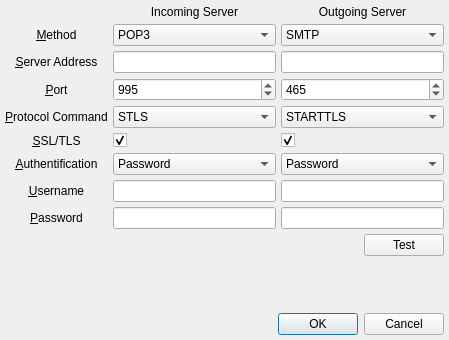
Before: the Qt Designer form UI/poptasticsettings.ui in xloem/spot-on-svn, drawn with Qt 5.
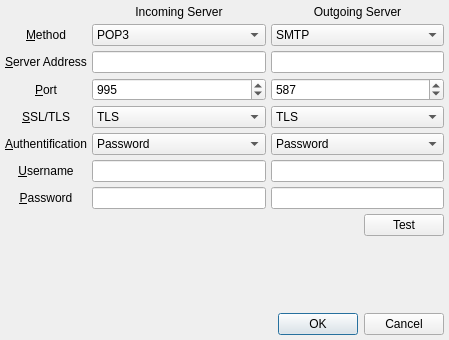
After: the same form once the commit is applied. Icons and pictures are not drawn.

What changed in the file:
```diff
--- a/UI/poptasticsettings.ui
+++ b/UI/poptasticsettings.ui
@@ -29,6 +29,9 @@
      <property name="spacing">
       <number>5</number>
      </property>
+     <item row="7" column="1">
+      <widget class="QLineEdit" name="in_username"/>
+     </item>
      <item row="1" column="3">
       <widget class="QComboBox" name="out_method">
        <property name="sizeAdjustPolicy">
@@ -42,58 +45,21 @@
       </widget>
      </item>
      <item row="7" column="3">
-      <widget class="QComboBox" name="out_authentication">
-       <property name="sizeAdjustPolicy">
-        <enum>QComboBox::AdjustToContents</enum>
-       </property>
-       <item>
-        <property name="text">
-         <string>Password</string>
-        </property>
-       </item>
-      </widget>
-     </item>
-     <item row="4" column="0">
-      <widget class="QLabel" name="label_5">
-       <property name="text">
-        <string>&amp;Port</string>
-       </property>
-       <property name="alignment">
-        <set>Qt::AlignCenter</set>
-       </property>
-       <property name="buddy">
-        <cstring>in_server_port</cstring>
-       </property>
-      </widget>
-     </item>
-     <item row="9" column="0">
-      <widget class="QLabel" name="label_9">
-       <property name="text">
-        <string>&amp;Password</string>
-       </property>
-       <property name="alignment">
-        <set>Qt::AlignCenter</set>
-       </property>
-       <property name="buddy">
-        <cstring>in_password</cstring>
-       </property>
-      </widget>
-     </item>
-     <item row="5" column="3">
-      <widget class="QComboBox" name="out_protocol_command">
-       <property name="sizeAdjustPolicy">
-        <enum>QComboBox::AdjustToContents</enum>
-       </property>
-       <item>
-        <property name="text">
-         <string>STARTTLS</string>
-        </property>
-       </item>
-      </widget>
-     </item>
-     <item row="8" column="3">
       <widget class="QLineEdit" name="out_username"/>
      </item>
+     <item row="4" column="3">
+      <widget class="QSpinBox" name="out_server_port">
+       <property name="minimum">
+        <number>1</number>
+       </property>
+       <property name="maximum">
+        <number>65535</number>
+       </property>
+       <property name="value">
+        <number>587</number>
+       </property>
+      </widget>
+     </item>
      <item row="1" column="0">
       <widget class="QLabel" name="label_10">
        <property name="text">
@@ -107,6 +73,22 @@
        </property>
       </widget>
      </item>
+     <item row="2" column="3">
+      <widget class="QLineEdit" name="out_server_address"/>
+     </item>
+     <item row="6" column="0">
+      <widget class="QLabel" name="label_7">
+       <property name="text">
+        <string>&amp;Authentification</string>
+       </property>
+       <property name="alignment">
+        <set>Qt::AlignCenter</set>
+       </property>
+       <property name="buddy">
+        <cstring>in_authentication</cstring>
+       </property>
+      </widget>
+     </item>
      <item row="1" column="1">
       <widget class="QComboBox" name="in_method">
        <property name="sizeAdjustPolicy">
@@ -119,94 +101,6 @@
        </item>
       </widget>
      </item>
-     <item row="0" column="1">
-      <widget class="QLabel" name="label">
-       <property name="text">
-        <string>Incoming Server</string>
-       </property>
-       <property name="alignment">
-        <set>Qt::AlignCenter</set>
-       </property>
-      </widget>
-     </item>
-     <item row="0" column="3">
-      <widget class="QLabel" name="label_2">
-       <property name="text">
-        <string>Outgoing Server</string>
-       </property>
-       <property name="alignment">
-        <set>Qt::AlignCenter</set>
-       </property>
-      </widget>
-     </item>
-     <item row="9" column="1">
-      <widget class="QLineEdit" name="in_password"/>
-     </item>
-     <item row="8" column="0">
-      <widget class="QLabel" name="label_8">
-       <property name="text">
-        <string>&amp;Username</string>
-       </property>
-       <property name="alignment">
-        <set>Qt::AlignCenter</set>
-       </property>
-       <property name="buddy">
-        <cstring>in_username</cstring>
-       </property>
-      </widget>
-     </item>
-     <item row="7" column="1">
-      <widget class="QComboBox" name="in_authentication">
-       <property name="sizeAdjustPolicy">
-        <enum>QComboBox::AdjustToContents</enum>
-       </property>
-       <item>
-        <property name="text">
-         <string>Password</string>
-        </property>
-       </item>
-      </widget>
-     </item>
-     <item row="5" column="0">
-      <widget class="QLabel" name="label_6">
-       <property name="text">
-        <string>&amp;Protocol Command</string>
-       </property>
-       <property name="alignment">
-        <set>Qt::AlignCenter</set>
-       </property>
-       <property name="buddy">
-        <cstring>in_protocol_command</cstring>
-       </property>
-      </widget>
-     </item>
-     <item row="8" column="1">
-      <widget class="QLineEdit" name="in_username"/>
-     </item>
-     <item row="2" column="3">
-      <widget class="QLineEdit" name="out_server_address"/>
-     </item>
-     <item row="2" column="1">
-      <widget class="QLineEdit" name="in_server_address"/>
-     </item>
-     <item row="9" column="3">
-      <widget class="QLineEdit" name="out_password"/>
-     </item>
-     <item row="5" column="1">
-      <widget class="QComboBox" name="in_protocol_command">
-       <property name="currentIndex">
-        <number>0</number>
-       </property>
-       <property name="sizeAdjustPolicy">
-        <enum>QComboBox::AdjustToContents</enum>
-       </property>
-       <item>
-        <property name="text">
-         <string>STLS</string>
-        </property>
-       </item>
-      </widget>
-     </item>
      <item row="2" column="0">
       <widget class="QLabel" name="label_4">
        <property name="text">
@@ -220,29 +114,13 @@
        </property>
       </widget>
      </item>
-     <item row="7" column="0">
-      <widget class="QLabel" name="label_7">
+     <item row="0" column="3">
+      <widget class="QLabel" name="label_2">
        <property name="text">
-        <string>&amp;Authentification</string>
+        <string>Outgoing Server</string>
        </property>
        <property name="alignment">
         <set>Qt::AlignCenter</set>
-       </property>
-       <property name="buddy">
-        <cstring>in_authentication</cstring>
-       </property>
-      </widget>
-     </item>
-     <item row="4" column="3">
-      <widget class="QSpinBox" name="out_server_port">
-       <property name="minimum">
-        <number>1</number>
-       </property>
-       <property name="maximum">
-        <number>65535</number>
-       </property>
-       <property name="value">
-        <number>465</number>
        </property>
       </widget>
      </item>
@@ -259,7 +137,7 @@
        </property>
       </widget>
      </item>
-     <item row="6" column="0">
+     <item row="5" column="0">
       <widget class="QLabel" name="label_3">
        <property name="text">
         <string>&amp;SSL/TLS</string>
@@ -272,24 +150,144 @@
        </property>
       </widget>
      </item>
+     <item row="0" column="1">
+      <widget class="QLabel" name="label">
+       <property name="text">
+        <string>Incoming Server</string>
+       </property>
+       <property name="alignment">
+        <set>Qt::AlignCenter</set>
+       </property>
+      </widget>
+     </item>
+     <item row="8" column="1">
+      <widget class="QLineEdit" name="in_password">
+       <property name="echoMode">
+        <enum>QLineEdit::Password</enum>
+       </property>
+      </widget>
+     </item>
      <item row="6" column="1">
-      <widget class="QCheckBox" name="in_ssltls">
+      <widget class="QComboBox" name="in_authentication">
+       <property name="sizeAdjustPolicy">
+        <enum>QComboBox::AdjustToContents</enum>
+       </property>
+       <item>
+        <property name="text">
+         <string>Password</string>
+        </property>
+       </item>
+      </widget>
+     </item>
+     <item row="7" column="0">
+      <widget class="QLabel" name="label_8">
        <property name="text">
-        <string/>
+        <string>&amp;Username</string>
        </property>
-       <property name="checked">
-        <bool>true</bool>
+       <property name="alignment">
+        <set>Qt::AlignCenter</set>
        </property>
+       <property name="buddy">
+        <cstring>in_username</cstring>
+       </property>
       </widget>
      </item>
+     <item row="8" column="3">
+      <widget class="QLineEdit" name="out_password">
+       <property name="echoMode">
+        <enum>QLineEdit::Password</enum>
+       </property>
+      </widget>
+     </item>
+     <item row="8" column="0">
+      <widget class="QLabel" name="label_9">
+       <property name="text">
+        <string>&amp;Password</string>
+       </property>
+       <property name="alignment">
+        <set>Qt::AlignCenter</set>
+       </property>
+       <property name="buddy">
+        <cstring>in_password</cstring>
+       </property>
+      </widget>
+     </item>
+     <item row="4" column="0">
+      <widget class="QLabel" name="label_5">
+       <property name="text">
+        <string>&amp;Port</string>
+       </property>
+       <property name="alignment">
+        <set>Qt::AlignCenter</set>
+       </property>
+       <property name="buddy">
+        <cstring>in_server_port</cstring>
+       </property>
+      </widget>
+     </item>
+     <item row="2" column="1">
+      <widget class="QLineEdit" name="in_server_address"/>
+     </item>
      <item row="6" column="3">
-      <widget class="QCheckBox" name="out_ssltls">
-       <property name="text">
-        <string/>
+      <widget class="QComboBox" name="out_authentication">
+       <property name="sizeAdjustPolicy">
+        <enum>QComboBox::AdjustToContents</enum>
        </property>
-       <property name="checked">
-        <bool>true</bool>
+       <item>
+        <property name="text">
+         <string>Password</string>
+        </property>
+       </item>
+      </widget>
+     </item>
+     <item row="5" column="1">
+      <widget class="QComboBox" name="in_ssltls">
+       <property name="currentIndex">
+        <number>2</number>
        </property>
+       <property name="sizeAdjustPolicy">
+        <enum>QComboBox::AdjustToContents</enum>
+       </property>
+       <item>
+        <property name="text">
+         <string>None</string>
+        </property>
+       </item>
+       <item>
+        <property name="text">
+         <string>SSL</string>
+        </property>
+       </item>
+       <item>
+        <property name="text">
+         <string>TLS</string>
+        </property>
+       </item>
+      </widget>
+     </item>
+     <item row="5" column="3">
+      <widget class="QComboBox" name="out_ssltls">
+       <property name="currentIndex">
+        <number>2</number>
+       </property>
+       <property name="sizeAdjustPolicy">
+        <enum>QComboBox::AdjustToContents</enum>
+       </property>
+       <item>
+        <property name="text">
+         <string>None</string>
+        </property>
+       </item>
+       <item>
+        <property name="text">
+         <string>SSL</string>
+        </property>
+       </item>
+       <item>
+        <property name="text">
+         <string>TLS</string>
+        </property>
+       </item>
       </widget>
      </item>
     </layout>
```
Left out of the diff: 2 changed lines with no effect on the pictures.
